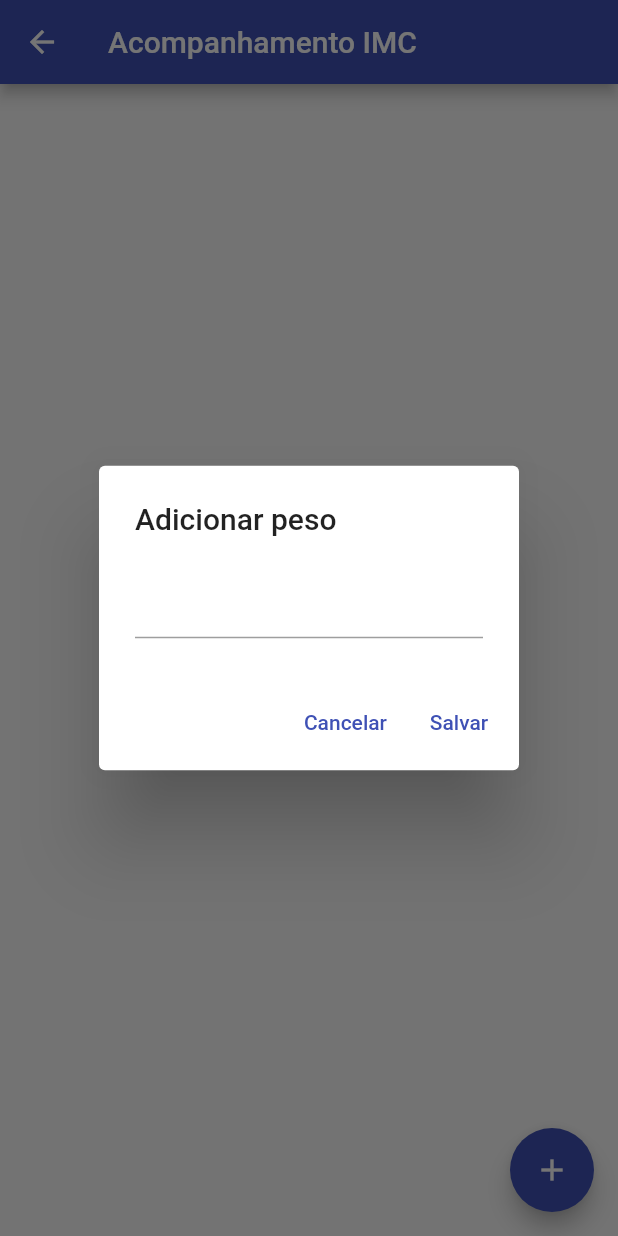
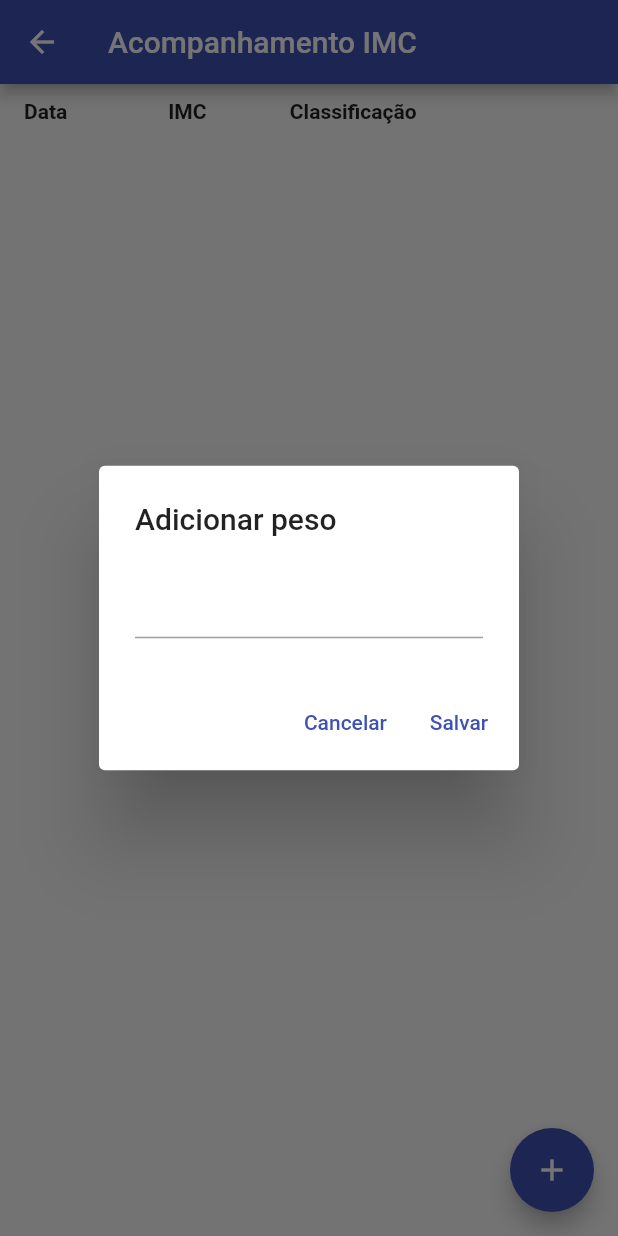
Before and after one commit to ashenOneDev/imcapp, a Flutter app: the AcompanhamentoImcPage screen opened directly, after a tap on the "add" icon, on a phone screen of 412 x 824 dp. Run offline on Flutter 3.47's test engine with Material 2 defaults, Android fonts, the phone set to English and light mode, and no system bars; our stand-ins replace hive; accounts and stored records are empty.

Commit message:
persistindo dados de imc

```diff
--- a/lib/pages/acompanhamento_imc_page.dart
+++ b/lib/pages/acompanhamento_imc_page.dart
@@ -1,4 +1,11 @@
 import 'package:flutter/material.dart';
+import 'package:imcapp/model/imc_model.dart';
+import 'package:imcapp/model/pessoa_model.dart';
+import 'package:imcapp/repositories/imc_repository.dart';
+import 'package:imcapp/repositories/pessoa_repository.dart';
+
+import '../shared/widgets/text_label.dart';
+import '../shared/widgets/text_label_table.dart';
 
 class AcompanhamentoImcPage extends StatefulWidget {
   const AcompanhamentoImcPage({super.key});
@@ -9,15 +16,26 @@ class AcompanhamentoImcPage extends StatefulWidget {
 
 class _AcompanhamentoImcPageState extends State<AcompanhamentoImcPage> {
   TextEditingController pesoController = TextEditingController();
+  late ImcRepositoy imcRepositoy;
+  List<ImcModel> _imcs = const <ImcModel>[];
+
+  late PessoaRepositoy pessoaRepositoy;
+  PessoaModel pessoaModel = PessoaModel();
 
   @override
   void initState() {
     // TODO: implement initState
     super.initState();
-    obterDados();
+    obterDadosImc();
   }
 
-  void obterDados() {}
+  void obterDadosImc() async {
+    imcRepositoy = await ImcRepositoy.carregar();
+    _imcs = await imcRepositoy.obterDados();
+    pessoaRepositoy = await PessoaRepositoy.carregar();
+    pessoaModel = pessoaRepositoy.obterDados();
+    setState(() {});
+  }
 
   @override
   Widget build(BuildContext context) {
@@ -46,8 +64,15 @@ class _AcompanhamentoImcPageState extends State<AcompanhamentoImcPage> {
                           child: const Text("Cancelar")),
                       TextButton(
                           onPressed: () {
+                            imcRepositoy.salvar(ImcModel.criar(
+                                DateTime.now().toString(),
+                                pessoaModel.altura == 0
+                                    ? 1
+                                    : pessoaModel.altura,
+                                double.parse(pesoController.text)));
+
                             Navigator.pop(context);
-                            obterDados();
+                            obterDadosImc();
                             setState(() {});
                           },
                           child: const Text("Salvar"))
@@ -55,6 +80,72 @@ class _AcompanhamentoImcPageState extends State<AcompanhamentoImcPage> {
                   );
                 });
           }),
+      body: Container(
+        margin: const EdgeInsets.symmetric(horizontal: 16, vertical: 8),
+        child: Column(
+          children: [
+            const Row(
+              children: [
+                Expanded(
+                  flex: 2,
+                  child: TextLabel(texto: "Data"),
+                ),
+                SizedBox(
+                  width: 15,
+                ),
+                Expanded(
+                  flex: 2,
+                  child: TextLabel(texto: "IMC"),
+                ),
+                Expanded(
+                  flex: 5,
+                  child: TextLabel(texto: "Classificação"),
+                ),
+              ],
+            ),
+            Expanded(
+              child: GridView.builder(
+                itemCount: _imcs.length,
+                itemBuilder: (BuildContext bc, int index) {
+                  var imc = _imcs[index];
+                  return Dismissible(
+                    onDismissed: (DismissDirection dismissDirection) async {
+                      await imcRepositoy.remover(imc);
+                      obterDadosImc();
+                    },
+                    key: Key(imc.data),
+                    child: Row(
+                      children: [
+                        Expanded(
+                          flex: 2,
+                          child:
+                              TextLabelTable(texto: imc.data.substring(0, 10)),
+                        ),
+                        const SizedBox(
+                          width: 15,
+                        ),
+                        Expanded(
+                          flex: 2,
+                          child:
+                              TextLabelTable(texto: imc.imc.toStringAsFixed(2)),
+                        ),
+                        Expanded(
+                          flex: 5,
+                          child: TextLabelTable(texto: imc.classificacao),
+                        ),
+                      ],
+                    ),
+                  );
+                },
+                gridDelegate: SliverGridDelegateWithFixedCrossAxisCount(
+                  crossAxisCount: 1,
+                  childAspectRatio: 16,
+                ),
+              ),
+            ),
+          ],
+        ),
+      ),
     ));
   }
 }
--- a/lib/pages/dados_cadastro_page.dart
+++ b/lib/pages/dados_cadastro_page.dart
@@ -64,7 +64,8 @@ class _DadosCadastroPageState extends State<DadosCadastroPage> {
                     firstDate: DateTime(1900, 1, 1),
                     lastDate: DateTime.now());
                 if (date != null) {
-                  dataNascimentoController.text = date.toString();
+                  dataNascimentoController.text =
+                      date.toString().substring(0, 10);
                   dataNascimento = date;
                 }
               },
--- a/lib/pages/imc_caluladora_page.dart
+++ b/lib/pages/imc_caluladora_page.dart
@@ -1,5 +1,4 @@
 import 'package:flutter/material.dart';
-import 'package:imcapp/shared/widgets/custom_drawer.dart';
 
 import '../model/imc_model.dart';
 import '../shared/widgets/text_label.dart';
@@ -20,10 +19,6 @@ class _ImcCalculadoraPageState extends State<ImcCalculadoraPage> {
   Widget build(BuildContext context) {
     return SafeArea(
         child: Scaffold(
-      appBar: AppBar(
-        title: const Text("Calculadora IMC"),
-      ),
-      drawer: CustomDrawer(),
       body: Padding(
         padding: const EdgeInsets.symmetric(horizontal: 16, vertical: 8),
         child: ListView(
--- a/lib/repositories/imc_repository.dart
+++ b/lib/repositories/imc_repository.dart
@@ -7,10 +7,10 @@ class ImcRepositoy {
   ImcRepositoy._criar();
 
   static Future<ImcRepositoy> carregar() async {
-    if (Hive.isBoxOpen('dadosCadastrados')) {
-      _box = Hive.box("dadosCadastrados");
+    if (Hive.isBoxOpen('dadosImc')) {
+      _box = Hive.box("dadosImc");
     } else {
-      _box = await Hive.openBox("dadosCadastrados");
+      _box = await Hive.openBox("dadosImc");
     }
     return ImcRepositoy._criar();
   }
```
Also changed, not shown: lib/shared/widgets/custom_drawer.dart (+2 -25 lines), lib/shared/widgets/text_label_table.dart (added, +17 -0 lines).
